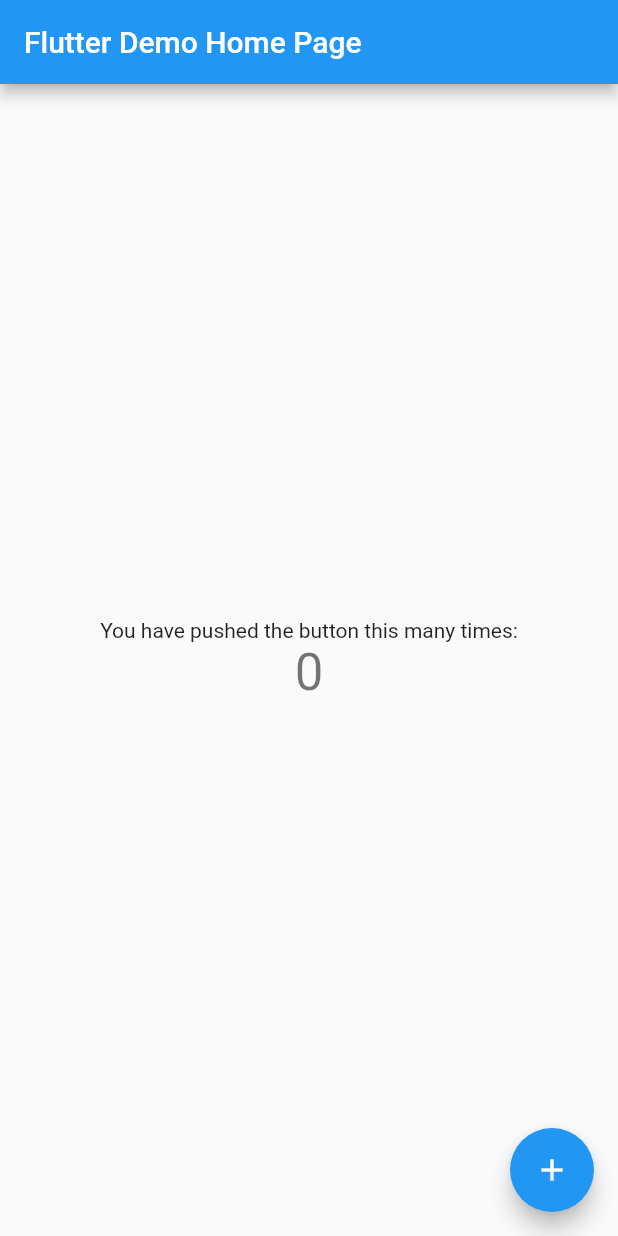
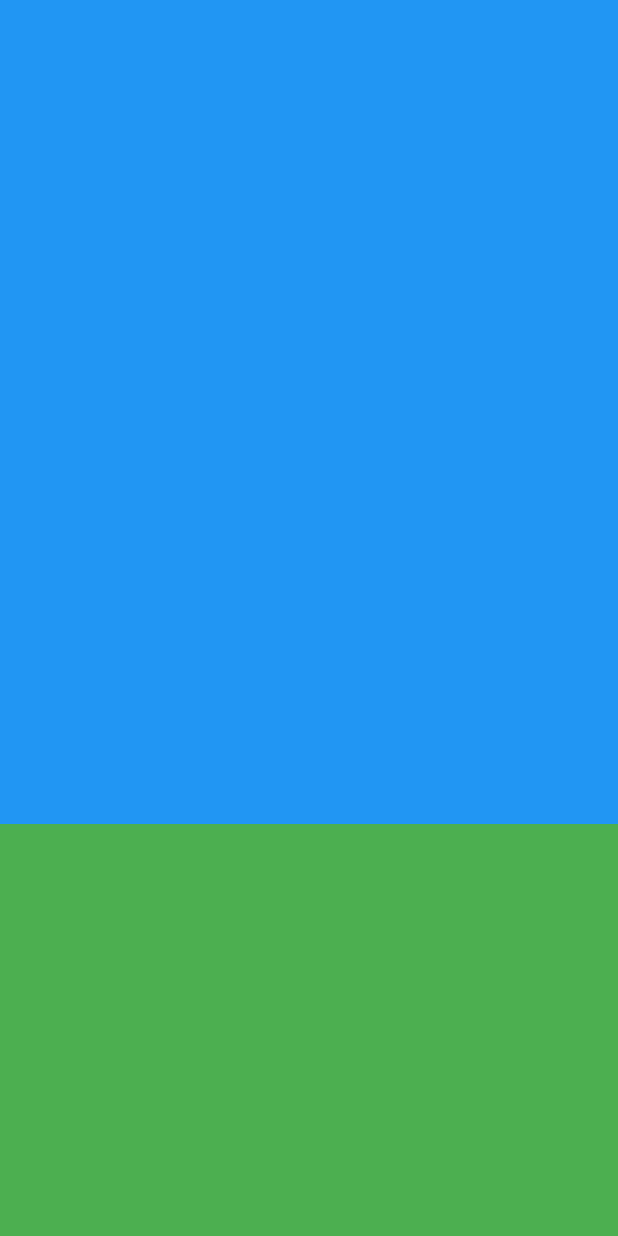
Before and after one commit to yumemio5220/harpy_jump_game, a Flutter app: the screen it shows after launch, on a phone screen of 412 x 824 dp. Run offline on Flutter 3.47's test engine with Material 2 defaults, Android fonts, the phone set to English and light mode, and no system bars.

Commit message:
メインページを追加

```diff
--- /dev/null
+++ b/lib/homepage.dart
@@ -0,0 +1,29 @@
+import 'package:flutter/material.dart';
+
+class HomePage extends StatefulWidget {
+  @override
+  _HomePageState createState() => _HomePageState();
+}
+
+class _HomePageState extends State<HomePage> {
+  @override
+  Widget build(BuildContext context) {
+    return Scaffold(
+      body: Column(
+        children: [
+          Expanded(
+            flex: 2,
+            child: Container(
+              color: Colors.blue,
+            ),
+          ),
+          Expanded(
+            child: Container(
+              color: Colors.green,
+            ),
+          ),
+        ],
+      ),
+    );
+  }
+}
--- a/lib/main.dart
+++ b/lib/main.dart
@@ -1,113 +1,16 @@
 import 'package:flutter/material.dart';
+import 'homepage.dart';
 
 void main() {
   runApp(MyApp());
 }
 
 class MyApp extends StatelessWidget {
-  // This widget is the root of your application.
   @override
   Widget build(BuildContext context) {
     return MaterialApp(
-      title: 'Flutter Demo',
-      theme: ThemeData(
-        // This is the theme of your application.
-        //
-        // Try running your application with "flutter run". You'll see the
-        // application has a blue toolbar. Then, without quitting the app, try
-        // changing the primarySwatch below to Colors.green and then invoke
-        // "hot reload" (press "r" in the console where you ran "flutter run",
-        // or simply save your changes to "hot reload" in a Flutter IDE).
-        // Notice that the counter didn't reset back to zero; the application
-        // is not restarted.
-        primarySwatch: Colors.blue,
-      ),
-      home: MyHomePage(title: 'Flutter Demo Home Page'),
+      debugShowCheckedModeBanner: false,
+      home: HomePage(),
     );
   }
 }
-
-class MyHomePage extends StatefulWidget {
-  MyHomePage({Key key, this.title}) : super(key: key);
-
-  // This widget is the home page of your application. It is stateful, meaning
-  // that it has a State object (defined below) that contains fields that affect
-  // how it looks.
-
-  // This class is the configuration for the state. It holds the values (in this
-  // case the title) provided by the parent (in this case the App widget) and
-  // used by the build method of the State. Fields in a Widget subclass are
-  // always marked "final".
-
-  final String title;
-
-  @override
-  _MyHomePageState createState() => _MyHomePageState();
-}
-
-class _MyHomePageState extends State<MyHomePage> {
-  int _counter = 0;
-
-  void _incrementCounter() {
-    setState(() {
-      // This call to setState tells the Flutter framework that something has
-      // changed in this State, which causes it to rerun the build method below
-      // so that the display can reflect the updated values. If we changed
-      // _counter without calling setState(), then the build method would not be
-      // called again, and so nothing would appear to happen.
-      _counter++;
-    });
-  }
-
-  @override
-  Widget build(BuildContext context) {
-    // This method is rerun every time setState is called, for instance as done
-    // by the _incrementCounter method above.
-    //
-    // The Flutter framework has been optimized to make rerunning build methods
-    // fast, so that you can just rebuild anything that needs updating rather
-    // than having to individually change instances of widgets.
-    return Scaffold(
-      appBar: AppBar(
-        // Here we take the value from the MyHomePage object that was created by
-        // the App.build method, and use it to set our appbar title.
-        title: Text(widget.title),
-      ),
-      body: Center(
-        // Center is a layout widget. It takes a single child and positions it
-        // in the middle of the parent.
-        child: Column(
-          // Column is also a layout widget. It takes a list of children and
-          // arranges them vertically. By default, it sizes itself to fit its
-          // children horizontally, and tries to be as tall as its parent.
-          //
-          // Invoke "debug painting" (press "p" in the console, choose the
-          // "Toggle Debug Paint" action from the Flutter Inspector in Android
-          // Studio, or the "Toggle Debug Paint" command in Visual Studio Code)
-          // to see the wireframe for each widget.
-          //
-          // Column has various properties to control how it sizes itself and
-          // how it positions its children. Here we use mainAxisAlignment to
-          // center the children vertically; the main axis here is the vertical
-          // axis because Columns are vertical (the cross axis would be
-          // horizontal).
-          mainAxisAlignment: MainAxisAlignment.center,
-          children: <Widget>[
-            Text(
-              'You have pushed the button this many times:',
-            ),
-            Text(
-              '$_counter',
-              style: Theme.of(context).textTheme.headline4,
-            ),
-          ],
-        ),
-      ),
-      floatingActionButton: FloatingActionButton(
-        onPressed: _incrementCounter,
-        tooltip: 'Increment',
-        child: Icon(Icons.add),
-      ), // This trailing comma makes auto-formatting nicer for build methods.
-    );
-  }
-}
```
